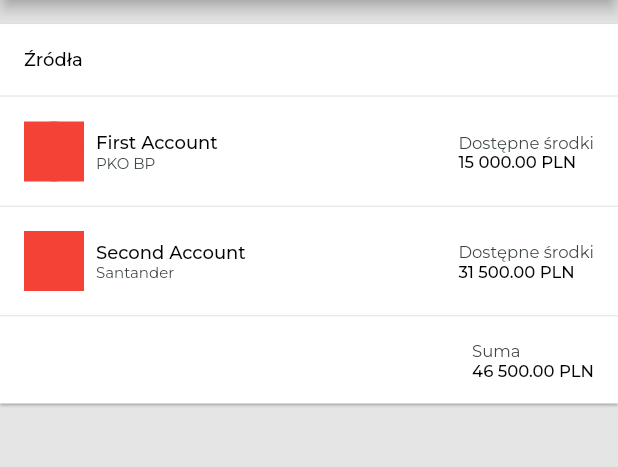
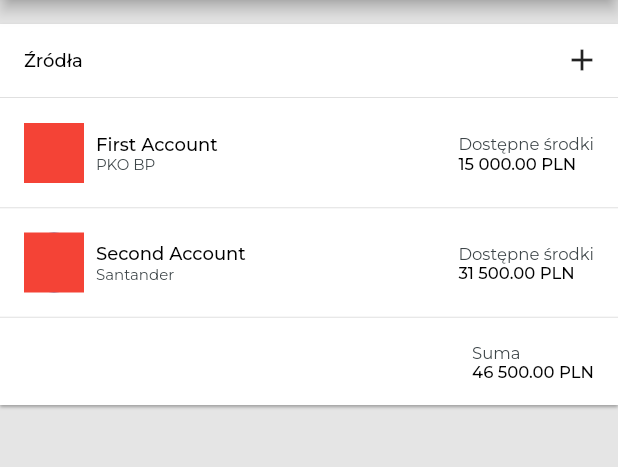
Before and after one commit to krzychudz/wallet-tracker, a Flutter app: the screen it shows after launch, on a phone screen of 412 x 824 dp, the part 84-551 px from its top. Run offline on Flutter 3.47's test engine with Material 2 defaults, Android fonts, the light colour scheme and no system bars; our stand-ins replace equatable, flutter_bloc, google_fonts.

Commit message:
Add AddAccount view

```diff
--- a/lib/routes/routes.dart
+++ b/lib/routes/routes.dart
@@ -1,6 +1,8 @@
 import 'package:flutter/material.dart';
+import '../screens/account/add_account.dart';
 import '../screens/home/home_page.dart';
 
 Map<String, Widget Function(BuildContext)> routesMap = {
   HomePage.routeName: (context) => const HomePage(),
+  AddAccountScreen.routeName: (context) => const AddAccountScreen(),
 };
--- a/lib/screens/home/home_view.dart
+++ b/lib/screens/home/home_view.dart
@@ -1,5 +1,6 @@
 import 'package:flutter/material.dart';
 import 'package:flutter_bloc/flutter_bloc.dart';
+import '../account/add_account.dart';
 import '../../account/bloc/account_bloc.dart';
 import '../../account/bloc/account_bloc_state.dart';
 import '../../account/models/account.dart';
@@ -35,12 +36,23 @@ class HomeView extends StatelessWidget {
     return Column(
       crossAxisAlignment: CrossAxisAlignment.start,
       children: [
+        Row(
+          mainAxisAlignment: MainAxisAlignment.spaceBetween,
+          children: [
             Padding(
               padding: const EdgeInsets.all(16.0),
               child: Text(
                 "Źródła",
                 style: Theme.of(context).textTheme.bodyText1,
               ),
+            ),
+            IconButton(
+              onPressed: () => Navigator.of(context).pushNamed(
+                AddAccountScreen.routeName,
+              ),
+              icon: Icon(Icons.add),
+            )
+          ],
         ),
         Divider(
           height: 2,
```
Also changed, not shown: lib/screens/account/add_account.dart (added, +25 -0 lines). Lines whose indentation alone changed are shown as unchanged.
